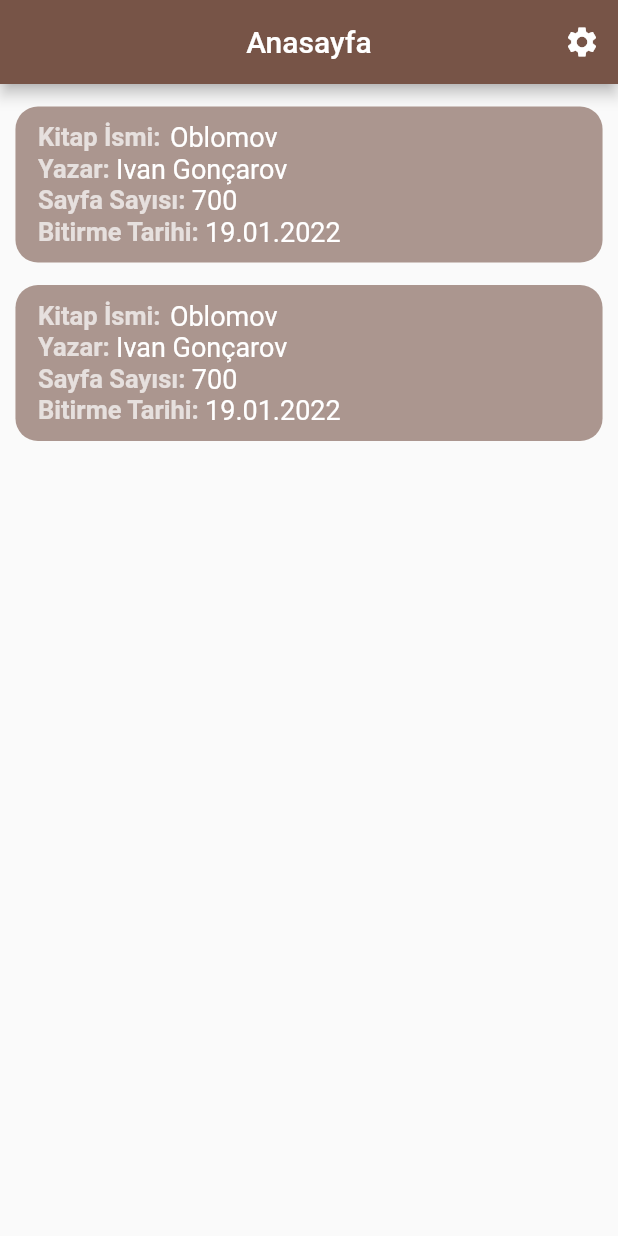
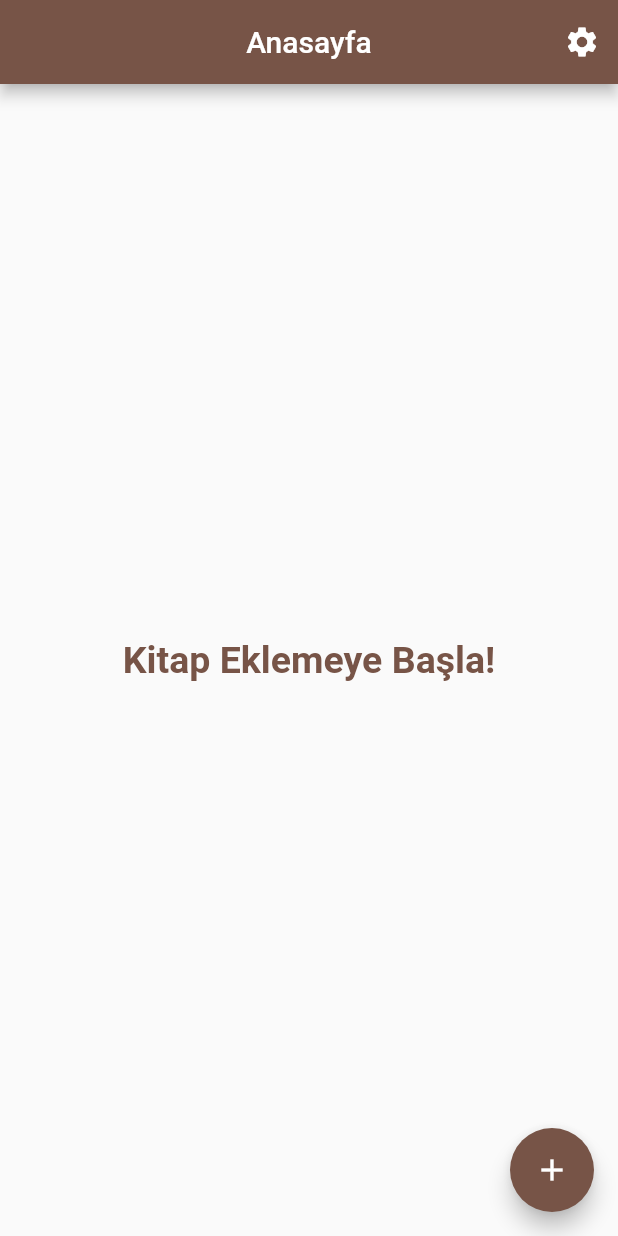
Before and after one commit to rabiaokatan/flutter_book_app, a Flutter app: the screen it shows after launch, on a phone screen of 412 x 824 dp. Run offline on Flutter 3.47's test engine with Material 2 defaults, Android fonts, the phone set to English and light mode, and no system bars.

Commit message:
add new add_book_screen and update book_card

```diff
--- a/lib/main.dart
+++ b/lib/main.dart
@@ -1,5 +1,6 @@
 import 'package:flutter/material.dart';
 
+import 'models/book.dart';
 import 'screens/home_screen.dart';
 
 void main() {
@@ -31,13 +32,14 @@
 // );
 
 class _MyAppState extends State<MyApp> {
+  List<Book> bookList=[];
   @override
   Widget build(BuildContext context) {
     return MaterialApp(
       title: 'Flutter Book App',
       debugShowCheckedModeBanner: false,
       theme: _lightTheme,
-      home: const HomeScreen(),
+      home: HomeScreen(bookList: bookList,),
     );
   }
 }
--- /dev/null
+++ b/lib/models/book.dart
@@ -0,0 +1,13 @@
+class Book {
+  String bookName;
+  String author;
+  int pageNumber;
+  DateTime time;
+
+  Book({
+    required this.bookName,
+    required this.author,
+    required this.pageNumber,
+    required this.time,
+  });
+}
--- a/lib/screens/home_screen.dart
+++ b/lib/screens/home_screen.dart
@@ -1,9 +1,13 @@
 import 'package:flutter/material.dart';
+import 'package:flutter/rendering.dart';
+import 'package:flutter_book_app/models/book.dart';
+import 'package:flutter_book_app/screens/add_book_screen.dart';
 import 'package:flutter_book_app/screens/settings.dart';
 import 'package:flutter_book_app/widgets/book_card.dart';
 
 class HomeScreen extends StatefulWidget {
-  const HomeScreen({Key? key}) : super(key: key);
+  List<Book>? bookList = [];
+  HomeScreen({Key? key, this.bookList}) : super(key: key);
 
   @override
   State<HomeScreen> createState() => _HomeScreenState();
@@ -12,6 +16,7 @@ class HomeScreen extends StatefulWidget {
 class _HomeScreenState extends State<HomeScreen> {
   @override
   Widget build(BuildContext context) {
+    Size _size = MediaQuery.of(context).size;
     return Scaffold(
       appBar: AppBar(
         title: const Text('Anasayfa'),
@@ -32,13 +37,30 @@ class _HomeScreenState extends State<HomeScreen> {
           ),
         ],
       ),
-      body: SingleChildScrollView(
-        child: Column(
-          children: const [
-            BookCard(),
-            BookCard(),
-          ],
-        ),
+      body: widget.bookList!.isNotEmpty
+          ? ListView.builder(
+              padding: EdgeInsets.only(bottom: _size.height * 0.02),
+              itemCount: widget.bookList!.length,
+              itemBuilder: (BuildContext context, int index) {
+                return BookCard(book: widget.bookList![index],);
+              })
+          : Center(
+              child: Text(
+                'Kitap Eklemeye Başla!',
+                style: TextStyle(
+                  fontSize: 25,
+                  color: Theme.of(context).primaryColor,
+                  fontWeight: FontWeight.bold,
+                ),
+              ),
+            ),
+      floatingActionButton: FloatingActionButton(
+        backgroundColor: Theme.of(context).primaryColor,
+        child: const Icon(Icons.add),
+        onPressed: () {
+          Navigator.push(context,
+              MaterialPageRoute(builder: (context) => const AddBookScreen()));
+        },
       ),
     );
   }
--- a/lib/widgets/book_card.dart
+++ b/lib/widgets/book_card.dart
@@ -1,14 +1,16 @@
 import 'package:flutter/material.dart';
+import 'package:flutter_book_app/models/book.dart';
 
 class BookCard extends StatelessWidget {
-  const BookCard({Key? key}) : super(key: key);
+  Book book;
+  BookCard({Key? key, required this.book}) : super(key: key);
 
   @override
   Widget build(BuildContext context) {
     Size _size = MediaQuery.of(context).size;
     return Center(
       child: Padding(
-        padding: const EdgeInsets.only(top: 15),
+        padding: EdgeInsets.only(top: _size.height*0.02),
         child: Container(
           width: _size.width * 0.95,
           decoration: BoxDecoration(
@@ -16,68 +18,84 @@ class BookCard extends StatelessWidget {
             color: Theme.of(context).colorScheme.secondary,
           ),
           child: Padding(
-            padding: const EdgeInsets.symmetric(vertical: 10, horizontal: 15),
+            padding: EdgeInsets.symmetric(vertical: _size.height*0.015, horizontal: _size.width*0.03),
             child: Column(
               crossAxisAlignment: CrossAxisAlignment.start,
               children: [
                 Row(
                   children: [
-                    const Text(
+                    Text(
                       "Kitap İsmi: ",
                       style: TextStyle(
                         fontSize: 17,
                         fontWeight: FontWeight.bold,
-                          color: Colors.white70),
+                        color: Theme.of(context).primaryColorDark,
+                      ),
                     ),
                     SizedBox(width: _size.width * 0.005),
                     Text(
-                      "Oblomov",
-                      style: TextStyle(fontSize: 18, color: Colors.white),
+                      book.bookName,
+                      style:const TextStyle(
+                        fontSize: 18,
+                        color: Colors.white,
+                      ),
                     ),
                   ],
                 ),
                 Row(
-                  children: const [
+                  children: [
                     Text(
                       "Yazar: ",
                       style: TextStyle(
                         fontSize: 17,
                         fontWeight: FontWeight.bold,
-                          color: Colors.white70),
+                        color: Theme.of(context).primaryColorDark,
+                      ),
                     ),
                     Text(
-                      "Ivan Gonçarov",
-                      style: TextStyle(fontSize: 18, color: Colors.white),
+                      book.author,
+                      style:const TextStyle(
+                        fontSize: 18,
+                        color: Colors.white,
+                      ),
                     ),
                   ],
                 ),
                 Row(
-                  children: const [
+                  children: [
                     Text(
                       "Sayfa Sayısı: ",
                       style: TextStyle(
                         fontSize: 17,
                         fontWeight: FontWeight.bold,
-                          color: Colors.white70),
+                        color: Theme.of(context).primaryColorDark,
+                      ),
                     ),
                     Text(
-                      "700",
-                      style: TextStyle(fontSize: 18, color: Colors.white),
+                      "${book.pageNumber}",
+                      style:const TextStyle(
+                        fontSize: 18,
+                        color: Colors.white,
+                      ),
                     ),
                   ],
                 ),
                 Row(
-                  children: const [
+                  children: [
                     Text(
                       "Bitirme Tarihi: ",
                       style: TextStyle(
                         fontSize: 17,
                         fontWeight: FontWeight.bold,
-                          color: Colors.white70),
+                        color: Theme.of(context).primaryColorDark,
+                      ),
                     ),
                     Text(
-                      "19.01.2022",
-                      style: TextStyle(fontSize: 18, color: Colors.white),
+                      "${book.time}",
+                      style:const TextStyle(
+                        fontSize: 18,
+                        color: Colors.white,
+                      ),
                     ),
                   ],
                 ),
```
Also changed, not shown: lib/screens/add_book_screen.dart (added, +87 -0 lines). Lines whose indentation alone changed are shown as unchanged.
